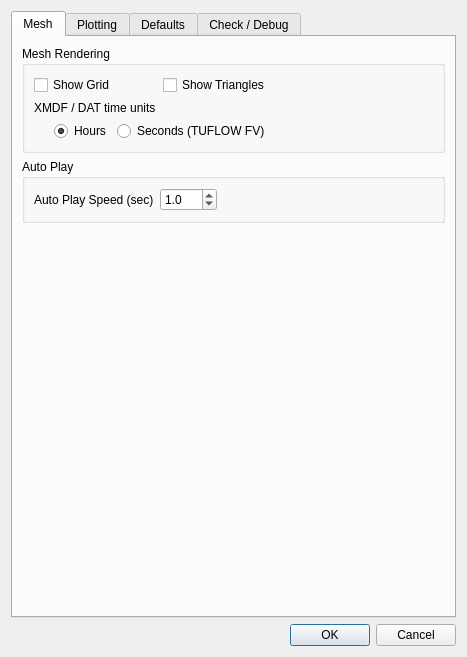
First picture: the form in tuflow/forms/ui_tuflowqgis_TuOptionsDialog.ui, repository TUFLOW-Support/QGIS-TUFLOW-Plugin, before the edit.
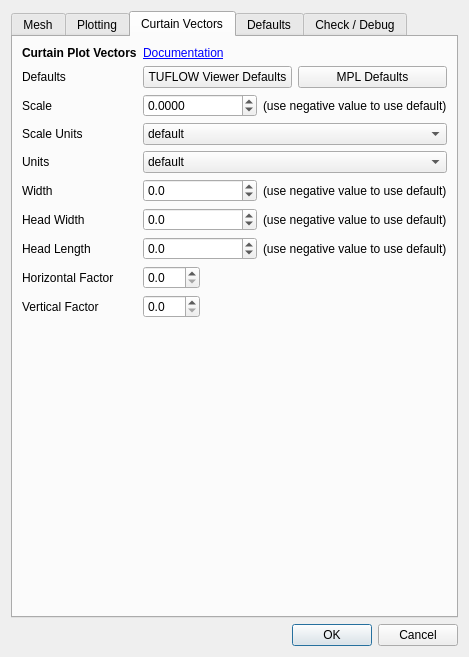
Second picture: the form after the edit. The open tabs and pages were chosen to show the change. Custom widgets are drawn as their Qt base class.

```diff
--- a/tuflow/forms/ui_tuflowqgis_TuOptionsDialog.ui
+++ b/tuflow/forms/ui_tuflowqgis_TuOptionsDialog.ui
@@ -6,8 +6,8 @@
    <rect>
     <x>0</x>
     <y>0</y>
-    <width>425</width>
-    <height>652</height>
+    <width>469</width>
+    <height>616</height>
    </rect>
   </property>
   <property name="windowTitle">
@@ -516,6 +516,329 @@
        </item>
       </layout>
      </widget>
+     <widget class="QWidget" name="tab">
+      <attribute name="title">
+       <string>Curtain Vectors</string>
+      </attribute>
+      <layout class="QFormLayout" name="formLayout">
+       <item row="0" column="0">
+        <widget class="QLabel" name="label_39">
+         <property name="text">
+          <string>&lt;html&gt;&lt;head/&gt;&lt;body&gt;&lt;p&gt;&lt;span style=&quot; font-weight:600;&quot;&gt;Curtain Plot Vectors&lt;/span&gt;&lt;/p&gt;&lt;/body&gt;&lt;/html&gt;</string>
+         </property>
+        </widget>
+       </item>
+       <item row="0" column="1">
+        <widget class="QLabel" name="label_40">
+         <property name="text">
+          <string>&lt;html&gt;&lt;head/&gt;&lt;body&gt;&lt;p&gt;&lt;a href=&quot;https://matplotlib.org/stable/api/_as_gen/matplotlib.pyplot.quiver.html&quot;&gt;&lt;span style=&quot; text-decoration: underline; color:#0000ff;&quot;&gt;Documentation&lt;/span&gt;&lt;/a&gt;&lt;/p&gt;&lt;/body&gt;&lt;/html&gt;</string>
+         </property>
+         <property name="openExternalLinks">
+          <bool>true</bool>
+         </property>
+        </widget>
+       </item>
+       <item row="2" column="0">
+        <widget class="QLabel" name="label_27">
+         <property name="text">
+          <string>Scale</string>
+         </property>
+        </widget>
+       </item>
+       <item row="2" column="1">
+        <layout class="QHBoxLayout" name="horizontalLayout_8">
+         <item>
+          <widget class="QDoubleSpinBox" name="sbScale">
+           <property name="decimals">
+            <number>4</number>
+           </property>
+           <property name="minimum">
+            <double>-1.000000000000000</double>
+           </property>
+           <property name="maximum">
+            <double>1000.000000000000000</double>
+           </property>
+          </widget>
+         </item>
+         <item>
+          <widget class="QLabel" name="label_35">
+           <property name="text">
+            <string>(use negative value to use default)</string>
+           </property>
+          </widget>
+         </item>
+        </layout>
+       </item>
+       <item row="3" column="0">
+        <widget class="QLabel" name="label_28">
+         <property name="text">
+          <string>Scale Units</string>
+         </property>
+        </widget>
+       </item>
+       <item row="3" column="1">
+        <widget class="QComboBox" name="cboScaleUnits">
+         <item>
+          <property name="text">
+           <string>default</string>
+          </property>
+         </item>
+         <item>
+          <property name="text">
+           <string>width</string>
+          </property>
+         </item>
+         <item>
+          <property name="text">
+           <string>height</string>
+          </property>
+         </item>
+         <item>
+          <property name="text">
+           <string>dots</string>
+          </property>
+         </item>
+         <item>
+          <property name="text">
+           <string>x</string>
+          </property>
+         </item>
+         <item>
+          <property name="text">
+           <string>y</string>
+          </property>
+         </item>
+         <item>
+          <property name="text">
+           <string>xy</string>
+          </property>
+         </item>
+        </widget>
+       </item>
+       <item row="4" column="0">
+        <widget class="QLabel" name="label_29">
+         <property name="text">
+          <string>Units</string>
+         </property>
+        </widget>
+       </item>
+       <item row="4" column="1">
+        <widget class="QComboBox" name="cboUnits">
+         <item>
+          <property name="text">
+           <string>default</string>
+          </property>
+         </item>
+         <item>
+          <property name="text">
+           <string>width</string>
+          </property>
+         </item>
+         <item>
+          <property name="text">
+           <string>height</string>
+          </property>
+         </item>
+         <item>
+          <property name="text">
+           <string>dots</string>
+          </property>
+         </item>
+         <item>
+          <property name="text">
+           <string>inches</string>
+          </property>
+         </item>
+         <item>
+          <property name="text">
+           <string>x</string>
+          </property>
+         </item>
+         <item>
+          <property name="text">
+           <string>y</string>
+          </property>
+         </item>
+         <item>
+          <property name="text">
+           <string>xy</string>
+          </property>
+         </item>
+        </widget>
+       </item>
+       <item row="5" column="0">
+        <widget class="QLabel" name="label_30">
+         <property name="text">
+          <string>Width</string>
+         </property>
+        </widget>
+       </item>
+       <item row="5" column="1">
+        <layout class="QHBoxLayout" name="horizontalLayout_9">
+         <item>
+          <widget class="QDoubleSpinBox" name="sbWidth">
+           <property name="decimals">
+            <number>1</number>
+           </property>
+           <property name="minimum">
+            <double>-1.000000000000000</double>
+           </property>
+          </widget>
+         </item>
+         <item>
+          <widget class="QLabel" name="label_36">
+           <property name="text">
+            <string>(use negative value to use default)</string>
+           </property>
+          </widget>
+         </item>
+        </layout>
+       </item>
+       <item row="6" column="0">
+        <widget class="QLabel" name="label_31">
+         <property name="text">
+          <string>Head Width</string>
+         </property>
+        </widget>
+       </item>
+       <item row="6" column="1">
+        <layout class="QHBoxLayout" name="horizontalLayout_10">
+         <item>
+          <widget class="QDoubleSpinBox" name="sbHeadWidth">
+           <property name="decimals">
+            <number>1</number>
+           </property>
+           <property name="minimum">
+            <double>-1.000000000000000</double>
+           </property>
+          </widget>
+         </item>
+         <item>
+          <widget class="QLabel" name="label_37">
+           <property name="text">
+            <string>(use negative value to use default)</string>
+           </property>
+          </widget>
+         </item>
+        </layout>
+       </item>
+       <item row="7" column="0">
+        <widget class="QLabel" name="label_32">
+         <property name="text">
+          <string>Head Length</string>
+         </property>
+        </widget>
+       </item>
+       <item row="7" column="1">
+        <layout class="QHBoxLayout" name="horizontalLayout_11">
+         <item>
+          <widget class="QDoubleSpinBox" name="sbHeadLength">
+           <property name="decimals">
+            <number>1</number>
+           </property>
+           <property name="minimum">
+            <double>-1.000000000000000</double>
+           </property>
+          </widget>
+         </item>
+         <item>
+          <widget class="QLabel" name="label_38">
+           <property name="text">
+            <string>(use negative value to use default)</string>
+           </property>
+          </widget>
+         </item>
+        </layout>
+       </item>
+       <item row="8" column="0">
+        <widget class="QLabel" name="label_33">
+         <property name="text">
+          <string>Horizontal Factor</string>
+         </property>
+        </widget>
+       </item>
+       <item row="8" column="1">
+        <layout class="QHBoxLayout" name="horizontalLayout_12">
+         <item>
+          <widget class="QDoubleSpinBox" name="sbHorizontalFactor">
+           <property name="decimals">
+            <number>1</number>
+           </property>
+          </widget>
+         </item>
+         <item>
+          <spacer name="horizontalSpacer_15">
+           <property name="orientation">
+            <enum>Qt::Horizontal</enum>
+           </property>
+           <property name="sizeHint" stdset="0">
+            <size>
+             <width>40</width>
+             <height>20</height>
+            </size>
+           </property>
+          </spacer>
+         </item>
+        </layout>
+       </item>
+       <item row="9" column="0">
+        <widget class="QLabel" name="label_34">
+         <property name="text">
+          <string>Vertical Factor</string>
+         </property>
+        </widget>
+       </item>
+       <item row="9" column="1">
+        <layout class="QHBoxLayout" name="horizontalLayout_13">
+         <item>
+          <widget class="QDoubleSpinBox" name="sbVertVelFactor">
+           <property name="decimals">
+            <number>1</number>
+           </property>
+          </widget>
+         </item>
+         <item>
+          <spacer name="horizontalSpacer_16">
+           <property name="orientation">
+            <enum>Qt::Horizontal</enum>
+           </property>
+           <property name="sizeHint" stdset="0">
+            <size>
+             <width>40</width>
+             <height>20</height>
+            </size>
+           </property>
+          </spacer>
+         </item>
+        </layout>
+       </item>
+       <item row="1" column="1">
+        <layout class="QHBoxLayout" name="horizontalLayout_14">
+         <item>
+          <widget class="QPushButton" name="pbVectorTVDefaults">
+           <property name="text">
+            <string>TUFLOW Viewer Defaults</string>
+           </property>
+          </widget>
+         </item>
+         <item>
+          <widget class="QPushButton" name="pbVectorMPLDefaults">
+           <property name="text">
+            <string>MPL Defaults</string>
+           </property>
+          </widget>
+         </item>
+        </layout>
+       </item>
+       <item row="1" column="0">
+        <widget class="QLabel" name="label_41">
+         <property name="text">
+          <string>Defaults</string>
+         </property>
+        </widget>
+       </item>
+      </layout>
+     </widget>
      <widget class="QWidget" name="Defaults">
       <attribute name="title">
        <string>Defaults</string>
```
Left out of the diff: 63 changed lines with no effect on the pictures.
